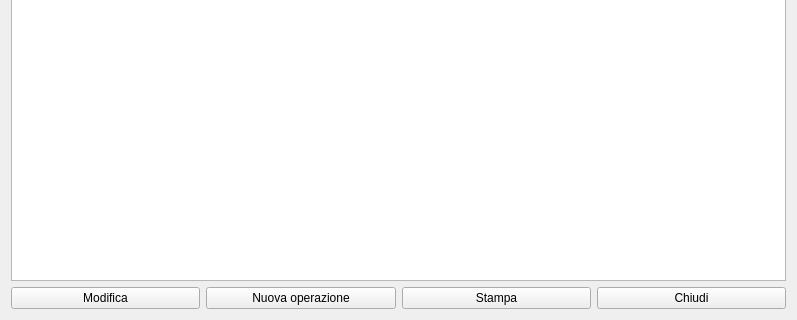
Qt form hlotti.ui (fblabs/hamlet-mod-sancon) before a commit; both pictures show x 0 to 797 and y 219 to 539 of the 797 by 539 pixel window.
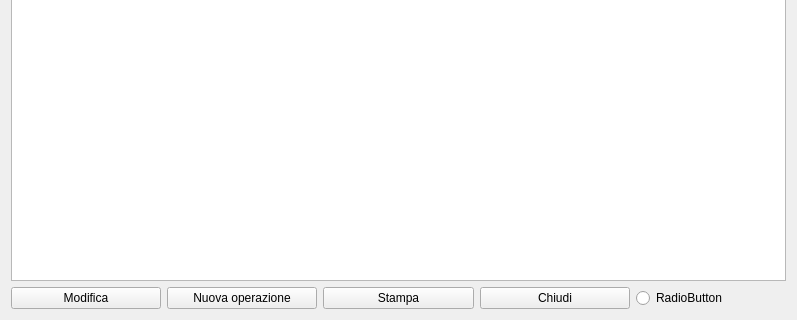
The same form after that commit. Icons and pictures are not drawn.

```diff
--- a/hlotti.ui
+++ b/hlotti.ui
@@ -216,6 +216,13 @@
          </property>
         </widget>
        </item>
+       <item>
+        <widget class="QRadioButton" name="radioButton">
+         <property name="text">
+          <string>RadioButton</string>
+         </property>
+        </widget>
+       </item>
       </layout>
      </item>
     </layout>
```
Left out of the diff: 8 changed lines with no effect on the pictures.
